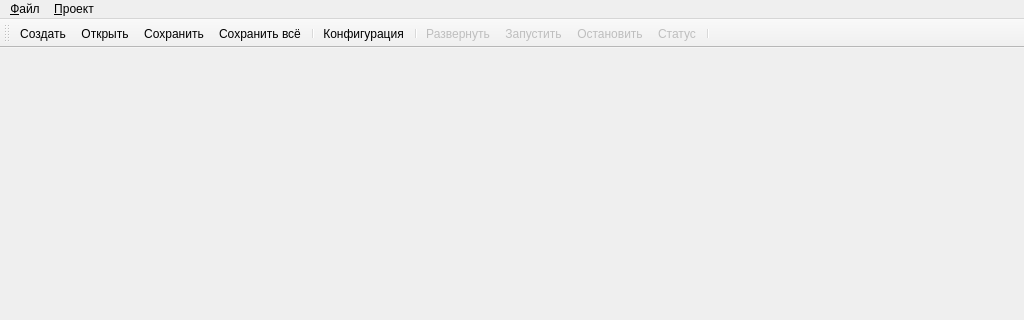
This is terminal/src/mainwindow.ui in Automiq/alpha.protort as Qt 5 draws it before an edit; both pictures show x 0 to 1024 and y 0 to 320 of the 1024 by 768 pixel window. The edited form follows.
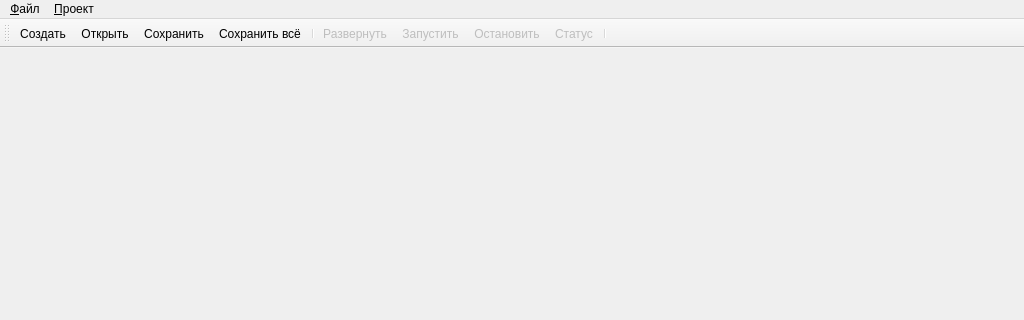
This is the edited form. Icons and pictures are not drawn.

```diff
--- a/terminal/src/mainwindow.ui
+++ b/terminal/src/mainwindow.ui
@@ -99,8 +99,6 @@
    <addaction name="save_file"/>
    <addaction name="save_all"/>
    <addaction name="separator"/>
-   <addaction name="config"/>
-   <addaction name="separator"/>
    <addaction name="deploy"/>
    <addaction name="start"/>
    <addaction name="stop"/>
```
Left out of the diff: 6 changed lines with no effect on the pictures.
